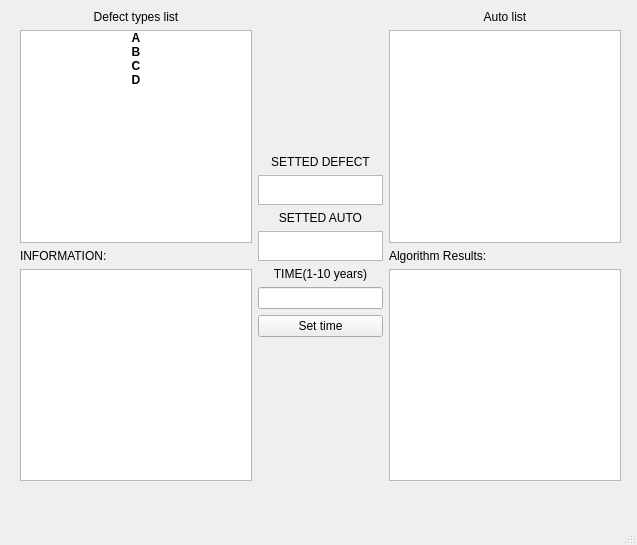
First picture: the form in mainwindow.ui, repository paulpCODE/QtExamWinter, before the edit.
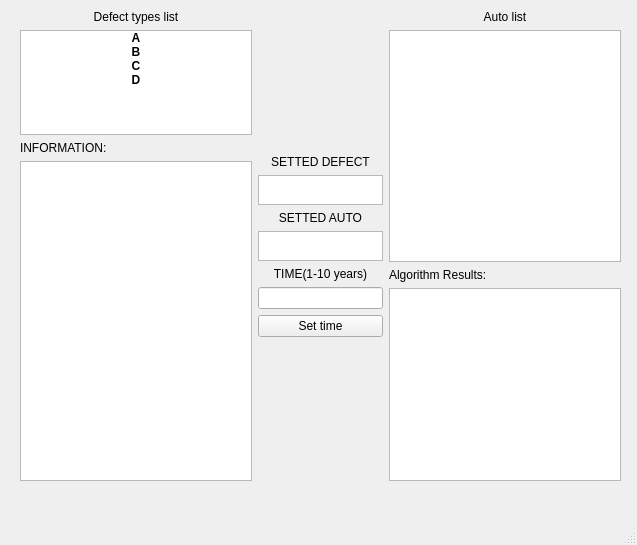
Second picture: the form after the edit.

Commit message: Project finished. Mini fix.

```diff
--- a/mainwindow.ui
+++ b/mainwindow.ui
@@ -38,6 +38,12 @@
        </item>
        <item>
         <widget class="QListWidget" name="DefectList">
+         <property name="maximumSize">
+          <size>
+           <width>16777215</width>
+           <height>105</height>
+          </size>
+         </property>
          <item>
           <property name="text">
            <string>A</string>
@@ -129,7 +135,14 @@
         </widget>
        </item>
        <item>
-        <widget class="QListWidget" name="AutoList"/>
+        <widget class="QListWidget" name="AutoList">
+         <property name="maximumSize">
+          <size>
+           <width>16777215</width>
+           <height>16777215</height>
+          </size>
+         </property>
+        </widget>
        </item>
        <item>
         <widget class="QLabel" name="z4">
@@ -139,7 +152,14 @@
         </widget>
        </item>
        <item>
-        <widget class="QTextBrowser" name="AlgorithmResults"/>
+        <widget class="QTextBrowser" name="AlgorithmResults">
+         <property name="maximumSize">
+          <size>
+           <width>16777215</width>
+           <height>193</height>
+          </size>
+         </property>
+        </widget>
        </item>
       </layout>
      </item>
```
The commit also changes 2 other files.
